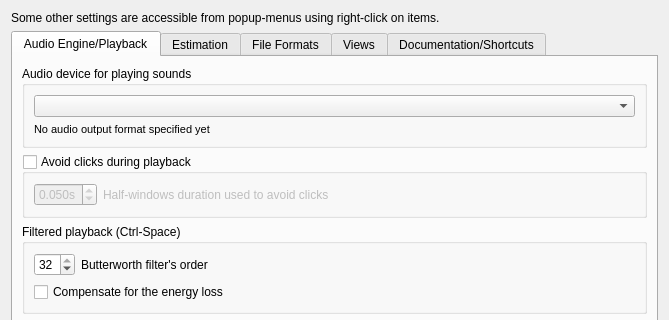
Qt form src/wdialogsettings.ui (gillesdegottex/dfasma) before a commit; both pictures show x 0 to 669 and y 0 to 320 of the 669 by 513 pixel window.
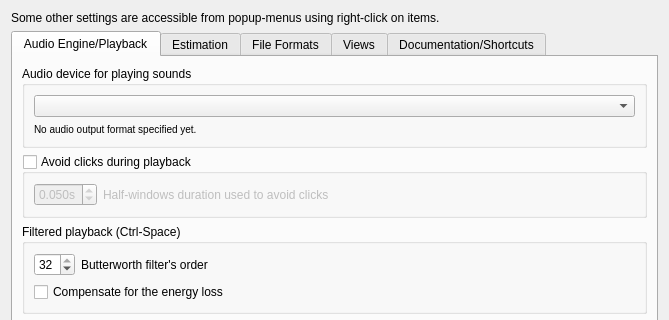
The same form after that commit. Icons and pictures are not drawn.

Patch:
```diff
--- a/src/wdialogsettings.ui
+++ b/src/wdialogsettings.ui
@@ -69,13 +69,14 @@
           </item>
           <item>
            <widget class="QLabel" name="lblAudioOutputDeviceFormat">
-            <property name="font">
-             <font>
-              <pointsize>8</pointsize>
-             </font>
+            <property name="sizePolicy">
+             <sizepolicy hsizetype="Preferred" vsizetype="Maximum">
+              <horstretch>0</horstretch>
+              <verstretch>0</verstretch>
+             </sizepolicy>
             </property>
             <property name="text">
-             <string>No audio output format specified yet</string>
+             <string>&lt;html&gt;&lt;head/&gt;&lt;body&gt;&lt;p&gt;&lt;span style=&quot; font-size:small;&quot;&gt;No audio output format specified yet.&lt;/span&gt;&lt;/p&gt;&lt;/body&gt;&lt;/html&gt;</string>
             </property>
            </widget>
           </item>
```
